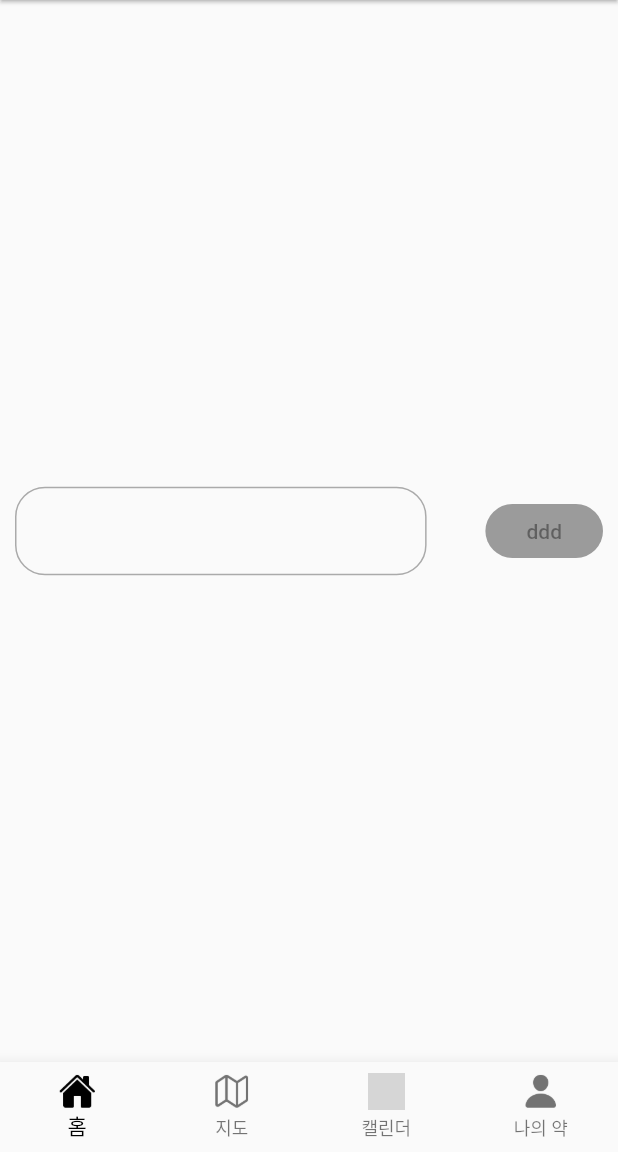
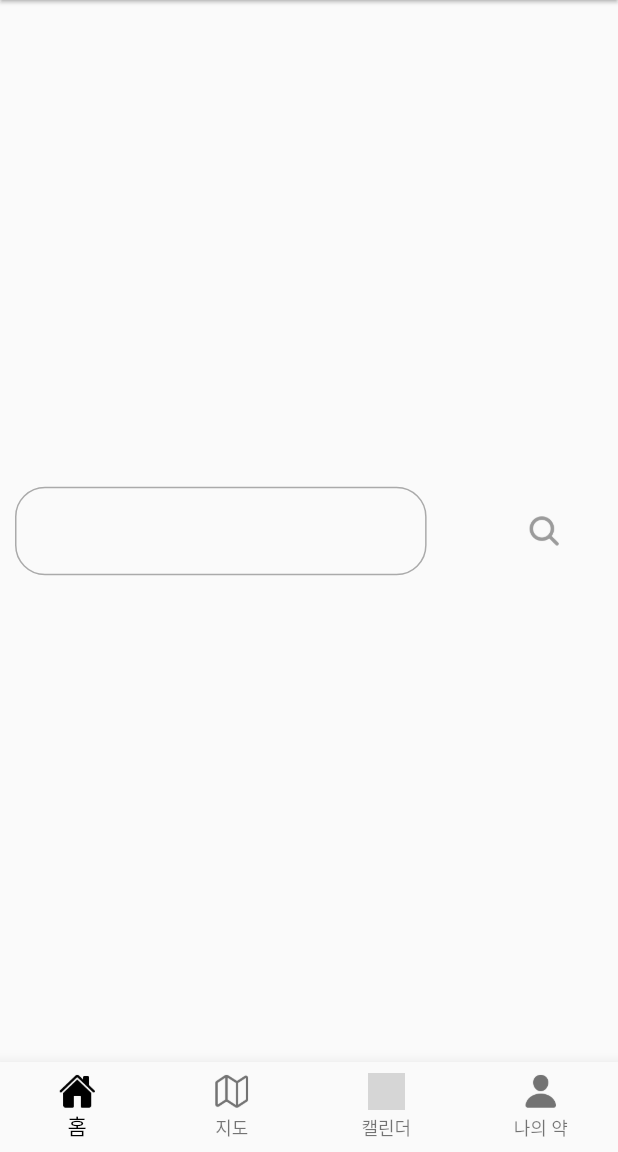
Before and after one commit to Dongguk-Univ-Drugs/pillology, a Flutter app: the screen it shows after launch, on a phone screen of 412 x 824 dp, the part 84-1236 px from its top. Run offline on Flutter 3.47's test engine with Material 2 defaults, Android fonts, the phone set to English and light mode, and no system bars; grey boxes are pictures that could not be loaded.

```diff
--- a/pill/lib/components/body/home/home_main.dart
+++ b/pill/lib/components/body/home/home_main.dart
@@ -45,8 +45,7 @@ class _SearchBarState extends State<SearchBar> {
 
   @override
   Widget build(BuildContext context) {
-    return Expanded(
-      child: Row(
+    return Row(
         mainAxisAlignment: MainAxisAlignment.spaceEvenly,
         children: [
           Expanded(
@@ -62,22 +61,17 @@ class _SearchBarState extends State<SearchBar> {
           ),
           Expanded(
             flex: 2,
-            child: RaisedButton(
+            child: ElevatedButton(
               onPressed: null,
-              // child: ImageIcon(
-              //   AssetImage('assets/icons/search-grey.png'),
-              // ),
-              child: Text("ddd"),
-              shape: RoundedRectangleBorder(
-                borderRadius: BorderRadius.circular(20),
-                side: BorderSide.none
+              child: ImageIcon(
+                AssetImage('assets/icons/search-grey.png'),
               ),
-              color: Colors.white,
-              splashColor: colorThemeGreen,
+              style: ButtonStyle(
+                backgroundColor: MaterialStateProperty.all<Color>(Colors.transparent)
+              ),
             ),
           )
         ],
-      ),
-    );
+      );
   }
 }
```
Also changed, not shown: 1 other file.
